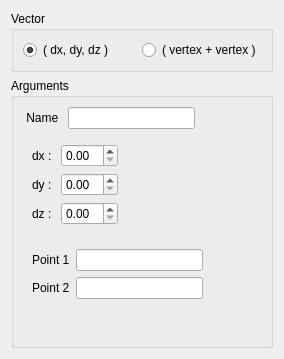
The window that src/HEXABLOCKGUI/Vector_QTD.ui (SalomePlatform/hexablock) describes before a commit, drawn with Qt 5.
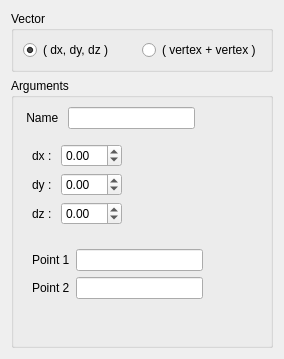
The same window after the commit.

Commit message: added : - replacehexa documentation fixed: - vector dialog (min,max)value - selection crashing due to implicit association - selection called twice on occ view when HEXABLOCK module is activated before GEOM module - reset input field on apply button

```diff
--- a/src/HEXABLOCKGUI/Vector_QTD.ui
+++ b/src/HEXABLOCKGUI/Vector_QTD.ui
@@ -111,6 +111,12 @@
              <verstretch>0</verstretch>
             </sizepolicy>
            </property>
+           <property name="minimum">
+            <double>-99.000000000000000</double>
+           </property>
+           <property name="value">
+            <double>0.000000000000000</double>
+           </property>
           </widget>
          </item>
          <item row="1" column="0">
@@ -134,6 +140,9 @@
              <verstretch>0</verstretch>
             </sizepolicy>
            </property>
+           <property name="minimum">
+            <double>-99.000000000000000</double>
+           </property>
           </widget>
          </item>
          <item row="2" column="0">
@@ -157,6 +166,9 @@
              <verstretch>0</verstretch>
             </sizepolicy>
            </property>
+           <property name="minimum">
+            <double>-99.000000000000000</double>
+           </property>
           </widget>
          </item>
         </layout>
```
The commit also changes 8 other files.
